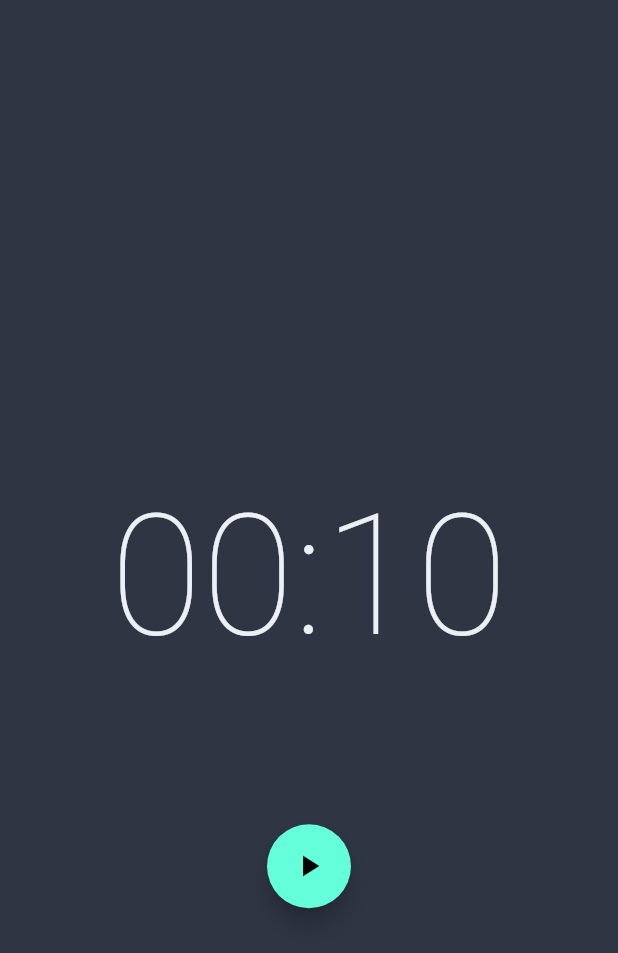
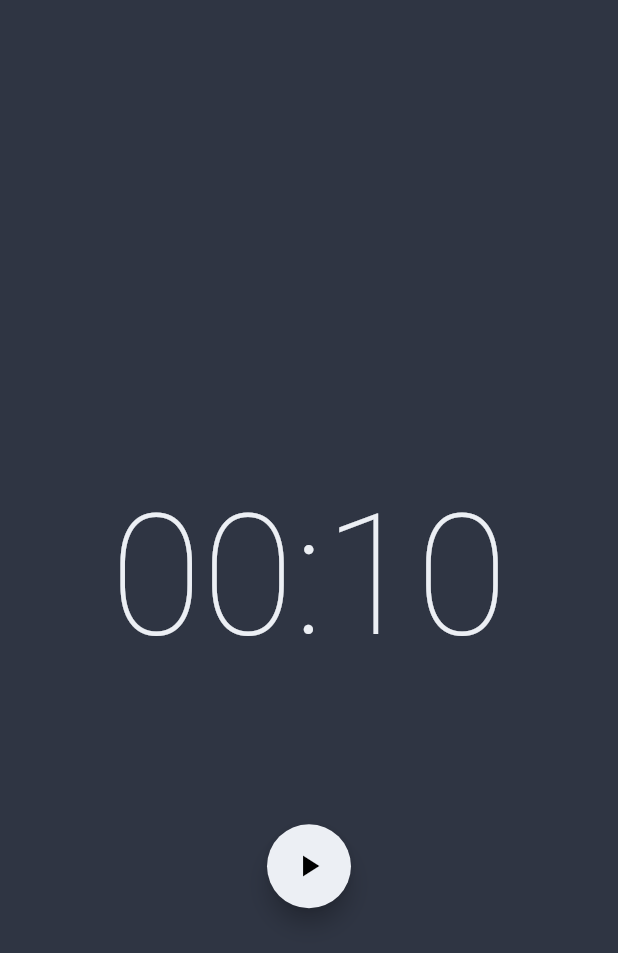
Before and after one commit to brenobattaglin/timer, a Flutter app: the screen it shows after launch, on a phone screen of 412 x 824 dp. Shown: the top 953 px of the screen. Run offline on Flutter 3.47's test engine with Material 2 defaults, Android fonts, the phone set to English and light mode, and no system bars; our stand-ins replace bloc, equatable, flutter_bloc.

```diff
--- a/lib/app.dart
+++ b/lib/app.dart
@@ -1,10 +1,16 @@
 import 'package:flutter/material.dart';
+import 'package:flutter/services.dart';
 import 'package:timer/timer/timer.dart';
 
 class App extends StatelessWidget {
   @override
   Widget build(BuildContext context) {
+    SystemChrome.setPreferredOrientations([
+      DeviceOrientation.portraitUp,
+    ]);
+
     return MaterialApp(
+      debugShowCheckedModeBanner: false,
       title: 'Flutter Timer',
       theme: ThemeData.dark().copyWith(
         textTheme: const TextTheme().copyWith(
@@ -13,7 +19,14 @@ class App extends StatelessWidget {
           ),
         ),
         scaffoldBackgroundColor: const Color(0xff2F3543),
+        appBarTheme: const AppBarTheme(
+          color: Colors.transparent,
+          elevation: 0,
+        ),
         primaryColor: const Color(0xff2F3543),
+        floatingActionButtonTheme: const FloatingActionButtonThemeData(
+          backgroundColor: Color(0xffeceff4),
+        ),
       ),
       home: const TimerPage(),
     );
```
